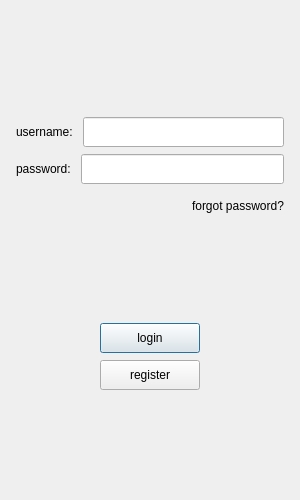
Old version of the form logininterface.ui in the repository Liupeter01/chatting-client.
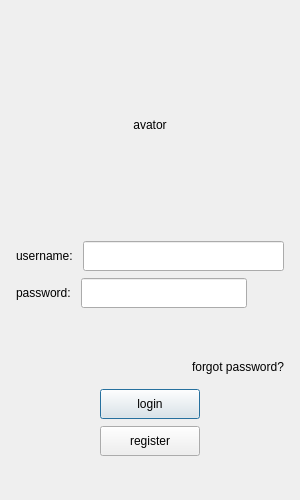
New version of the form. Custom widgets are drawn as their Qt base class.

Commit message: 1.[ADD]:add show password label 2.[ADD]:add potential avator display 3.[ADD]:add login status indicator

Diff of the .ui file:
```diff
--- a/logininterface.ui
+++ b/logininterface.ui
@@ -44,20 +44,32 @@
       <number>5</number>
      </property>
      <item>
-      <widget class="QWidget" name="widget" native="true"/>
-     </item>
-     <item>
-      <spacer name="verticalSpacer_2">
-       <property name="orientation">
-        <enum>Qt::Orientation::Vertical</enum>
-       </property>
-       <property name="sizeHint" stdset="0">
-        <size>
-         <width>20</width>
-         <height>40</height>
-        </size>
-       </property>
-      </spacer>
+      <widget class="QWidget" name="widget" native="true">
+       <layout class="QHBoxLayout" name="horizontalLayout_10">
+        <item>
+         <widget class="QLabel" name="label">
+          <property name="minimumSize">
+           <size>
+            <width>200</width>
+            <height>200</height>
+           </size>
+          </property>
+          <property name="maximumSize">
+           <size>
+            <width>200</width>
+            <height>200</height>
+           </size>
+          </property>
+          <property name="text">
+           <string>avator</string>
+          </property>
+          <property name="alignment">
+           <set>Qt::AlignmentFlag::AlignCenter</set>
+          </property>
+         </widget>
+        </item>
+       </layout>
+      </widget>
      </item>
      <item>
       <layout class="QHBoxLayout" name="horizontalLayout">
@@ -150,6 +162,51 @@
          </property>
         </widget>
        </item>
+       <item>
+        <widget class="PasswordDisplaySwitching" name="passwd_display">
+         <property name="minimumSize">
+          <size>
+           <width>30</width>
+           <height>30</height>
+          </size>
+         </property>
+         <property name="maximumSize">
+          <size>
+           <width>30</width>
+           <height>30</height>
+          </size>
+         </property>
+         <property name="text">
+          <string/>
+         </property>
+        </widget>
+       </item>
+      </layout>
+     </item>
+     <item>
+      <layout class="QHBoxLayout" name="horizontalLayout_7">
+       <item>
+        <widget class="QLabel" name="status_label_3">
+         <property name="minimumSize">
+          <size>
+           <width>0</width>
+           <height>30</height>
+          </size>
+         </property>
+         <property name="maximumSize">
+          <size>
+           <width>16777215</width>
+           <height>30</height>
+          </size>
+         </property>
+         <property name="text">
+          <string/>
+         </property>
+         <property name="alignment">
+          <set>Qt::AlignmentFlag::AlignCenter</set>
+         </property>
+        </widget>
+       </item>
       </layout>
      </item>
      <item>
@@ -188,19 +245,6 @@
        </item>
       </layout>
      </item>
-     <item>
-      <spacer name="verticalSpacer">
-       <property name="orientation">
-        <enum>Qt::Orientation::Vertical</enum>
-       </property>
-       <property name="sizeHint" stdset="0">
-        <size>
-         <width>20</width>
-         <height>40</height>
-        </size>
-       </property>
-      </spacer>
-     </item>
      <item>
       <layout class="QHBoxLayout" name="horizontalLayout_4">
        <item>
@@ -300,7 +344,7 @@
       </layout>
      </item>
      <item>
-      <spacer name="verticalSpacer_3">
+      <spacer name="verticalSpacer">
        <property name="orientation">
         <enum>Qt::Orientation::Vertical</enum>
        </property>
@@ -322,6 +366,11 @@
    <extends>QLabel</extends>
    <header>forgotpassword.h</header>
   </customwidget>
+  <customwidget>
+   <class>PasswordDisplaySwitching</class>
+   <extends>QLabel</extends>
+   <header>passworddisplayswitching.h</header>
+  </customwidget>
  </customwidgets>
  <resources/>
  <connections/>
```
